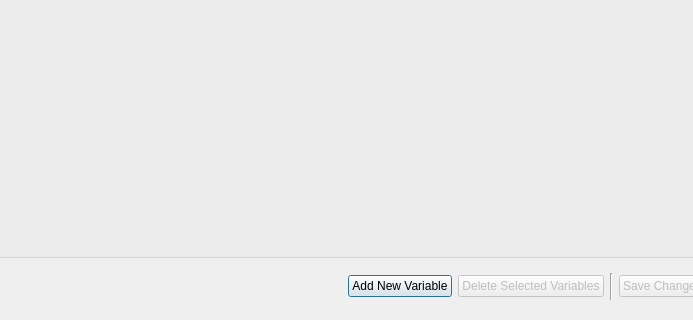
This is opus_gui/config/generalmanager/all_variables_edit.ui in psrc/urbansim as Qt 5 draws it before an edit; both pictures show x 188 to 881 and y 280 to 600 of the 1000 by 600 pixel window. The edited form follows.
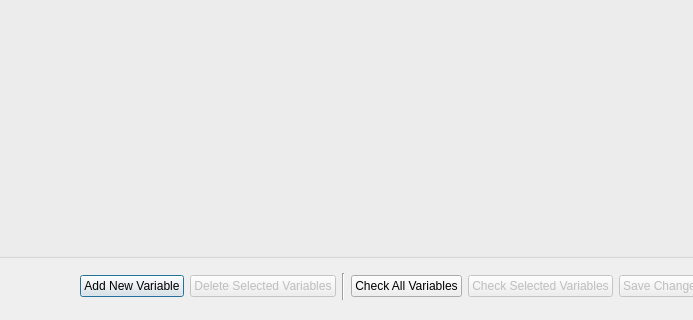
This is the edited form.

Commit message: added buttons to check expressions in the expression library; moved check_expression_library functionality out of XMLConfiguration and into the GUI (since it will need access to the cache when we test by evaluating an expression)

The edit to the form file:
```diff
--- a/opus_gui/config/generalmanager/all_variables_edit.ui
+++ b/opus_gui/config/generalmanager/all_variables_edit.ui
@@ -71,6 +71,23 @@
         </property>
        </widget>
       </item>
+      <item>
+       <widget class="QPushButton" name="checkAllVariables" >
+        <property name="text" >
+         <string>Check All Variables</string>
+        </property>
+       </widget>
+      </item>
+      <item>
+       <widget class="QPushButton" name="checkSelectedVariables" >
+        <property name="enabled" >
+         <bool>false</bool>
+        </property>
+        <property name="text" >
+         <string>Check Selected Variables</string>
+        </property>
+       </widget>
+      </item>
       <item>
        <widget class="QPushButton" name="saveChanges" >
         <property name="enabled" >
```
Left out of the diff: 2 changed lines with no effect on the pictures. The commit also changes 5 other files.
